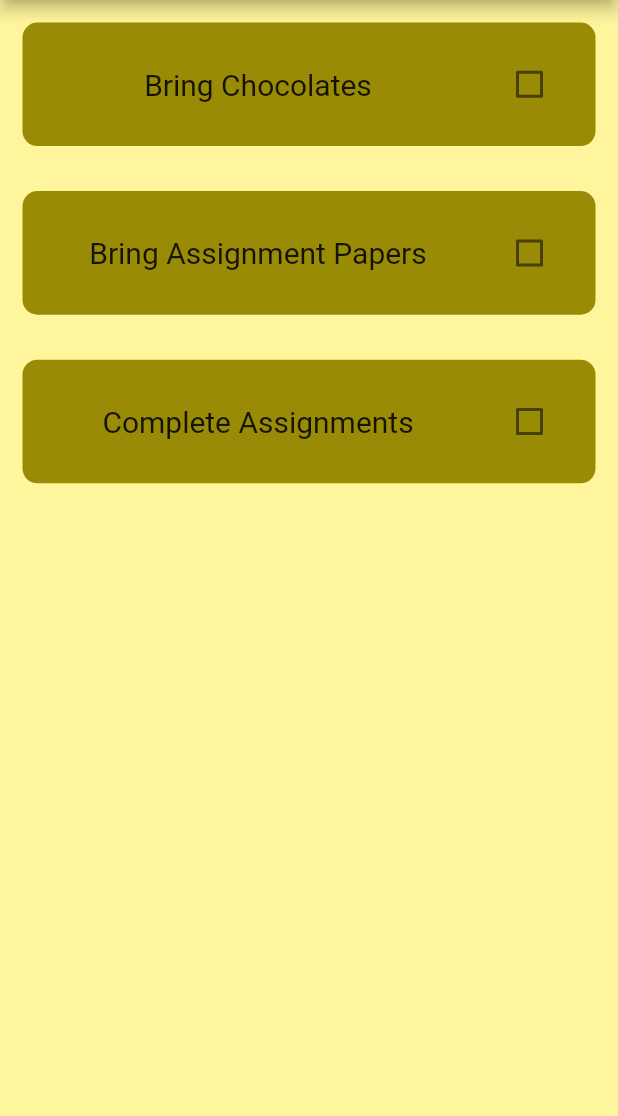
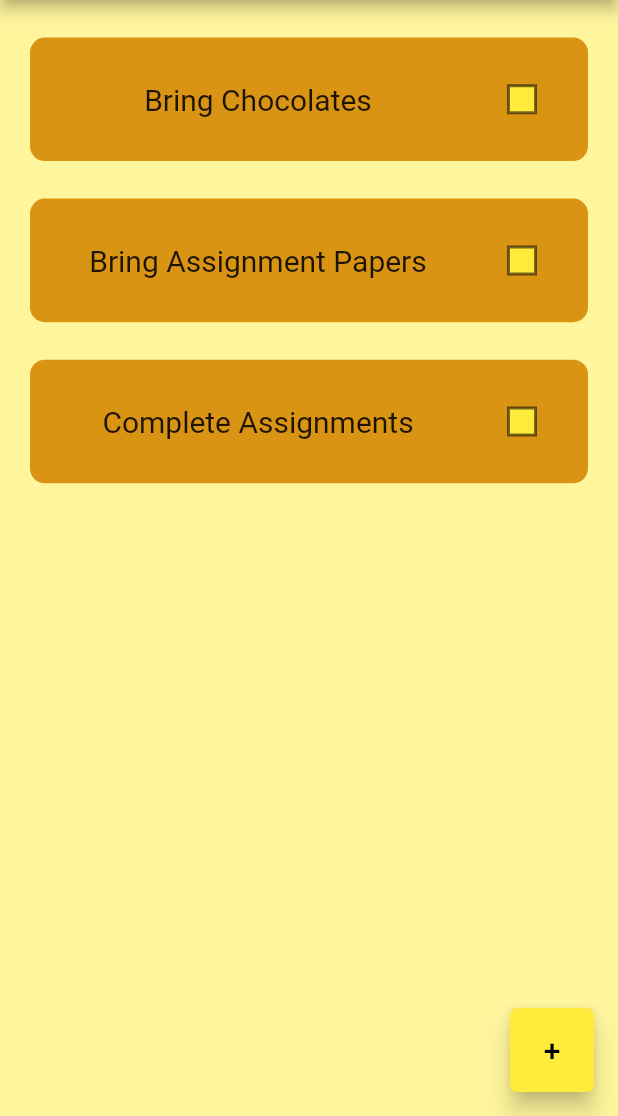
Before and after one commit to Vinit-Juikar/todo-application, a Flutter app: the screen it shows after launch, on a phone screen of 412 x 824 dp, the part 120-1236 px from its top. Run offline on Flutter 3.47's test engine with Material 2 defaults, Android fonts, the phone set to English and light mode, and no system bars; our stand-ins replace google_fonts, hive; accounts and stored records are empty.

Commit message:
added todo list

```diff
--- a/lib/homescreen.dart
+++ b/lib/homescreen.dart
@@ -1,5 +1,6 @@
 import 'package:flutter/material.dart';
 import 'package:google_fonts/google_fonts.dart';
+import 'package:todo_app/utils/create_new_task.dart';
 import 'package:todo_app/utils/todo_tile.dart';
 
 class HomeScreen extends StatefulWidget {
@@ -10,35 +11,67 @@ class HomeScreen extends StatefulWidget {
 }
 
 class _HomeScreenState extends State<HomeScreen> {
+  List toDoTasks = [
+    ['Bring Chocolates', false],
+    ['Bring Assignment Papers', false],
+    ['Complete Assignments', false],
+  ];
 
-List toDoTasks = [
-  ['Bring Chocolates',false],
-  ['Bring Assignment Papers',false],
-  ['Complete Assignments',false],
-];
+// adding a function for the checkbox
+
+  void selectCheckBox(bool? value, int index) {
+    setState(() {
+      toDoTasks[index][1] = !toDoTasks[index][1];
+    });
+  }
+
+void createANewTask(){
+   showDialog(context: context, builder: (context){
+    return DialogBox();
+  });
+}
 
   @override
   Widget build(BuildContext context) {
     return Scaffold(
       backgroundColor: Colors.yellow[200],
-
       appBar: AppBar(
         toolbarHeight: 80,
         // backgroundColor: Colors.yellow,
         title: Center(
-          child: Text(
-            'Todo List',
-            style: GoogleFonts.akayaKanadaka(fontSize: 35,)
+          child: Text('Todo List',
+              style: GoogleFonts.akayaKanadaka(
+                fontSize: 35,
+              )),
+        ),
+      ),
+      floatingActionButton: FloatingActionButton(
+        splashColor: Colors.amber,
+        child: Text('+',style: TextStyle(fontSize: 20),),
+        onPressed: () {
+          createANewTask();
+        },
+        shape: const ContinuousRectangleBorder(
+          borderRadius: BorderRadius.all(
+            Radius.circular(10),
           ),
         ),
       ),
+      floatingActionButtonLocation: FloatingActionButtonLocation.endFloat,
 
       //main body of the to do list
-      body: ListView.builder(itemCount: toDoTasks.length,itemBuilder: (context,index){
-        return ToDoTile(taskName: toDoTasks[index][0], taskCompleted: toDoTasks[index][1], onChanged: ((p0) {
-
-        }));
-      },)
+      body: ListView.builder(
+        itemCount: toDoTasks.length,
+        itemBuilder: (context, index) {
+          return ToDoTile(
+            taskName: toDoTasks[index][0],
+            taskCompleted: toDoTasks[index][1],
+            onChanged: ((value) {
+              selectCheckBox(value, index);
+            }),
+          );
+        },
+      ),
     );
   }
 }
--- a/lib/main.dart
+++ b/lib/main.dart
@@ -8,7 +8,7 @@ void main() async {
   var path = Directory.current.path;
   Hive..init(path);
 
-  runApp(MyApp());
+  runApp(const MyApp());
 }
 
 class MyApp extends StatelessWidget {
@@ -18,7 +18,7 @@ class MyApp extends StatelessWidget {
   Widget build(BuildContext context) {
     return MaterialApp(
       theme: ThemeData(primarySwatch: Colors.yellow),
-      home: HomeScreen(),
+      home: const HomeScreen(),
     );
   }
 }
--- a/lib/utils/todo_tile.dart
+++ b/lib/utils/todo_tile.dart
@@ -1,3 +1,5 @@
+// ignore_for_file: must_be_immutable
+
 import 'package:flutter/material.dart';
 import 'package:google_fonts/google_fonts.dart';
 
@@ -16,25 +18,36 @@ class ToDoTile extends StatelessWidget {
   @override
   Widget build(BuildContext context) {
     return Padding(
-      padding: const EdgeInsets.all(15.0),
+      padding: const EdgeInsets.only(left: 20, right: 20, top: 25),
       child: Container(
-        height: MediaQuery.of(context).size.height*0.1,
+        height: MediaQuery.of(context).size.height * 0.1,
+        decoration: const BoxDecoration(
+            color: Color.fromARGB(255, 218, 148, 20),
+            borderRadius: BorderRadius.all(Radius.circular(10))),
         // color: Colors.yellow[400],
         child: Row(
           children: [
-           Spacer(),
-    //Tile name
-            Text(taskName,style: GoogleFonts.cabinSketch(fontSize: 20),),
-    //Checkbox
+            const Spacer(),
+            //Tile name
+            Text(
+              taskName,
+              style: GoogleFonts.cabinSketch(fontSize: 20),
+            ),
+            //Checkbox
 
-            Spacer(),
-            Checkbox(value: taskCompleted, onChanged: onChanged),
-            SizedBox(width: 20,)
+            const Spacer(),
+            Checkbox(
+              value: taskCompleted,
+              onChanged: onChanged,
+              checkColor: Colors.black,
+              fillColor: const MaterialStatePropertyAll(Colors.yellow),
+              shape: const ContinuousRectangleBorder(),
+            ),
+
+            const SizedBox(
+              width: 20,
+            ),
           ],
-        ),
-        decoration: BoxDecoration(
-          color: const Color.fromARGB(255, 154, 139, 6),
-          borderRadius: BorderRadius.all(Radius.circular(10))
         ),
       ),
     );
```
Also changed, not shown: lib/utils/create_new_task.dart (added, +39 -0 lines).
